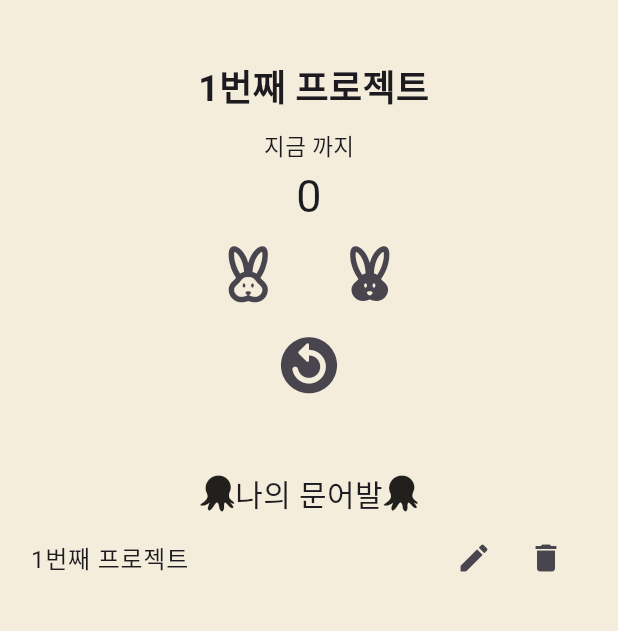
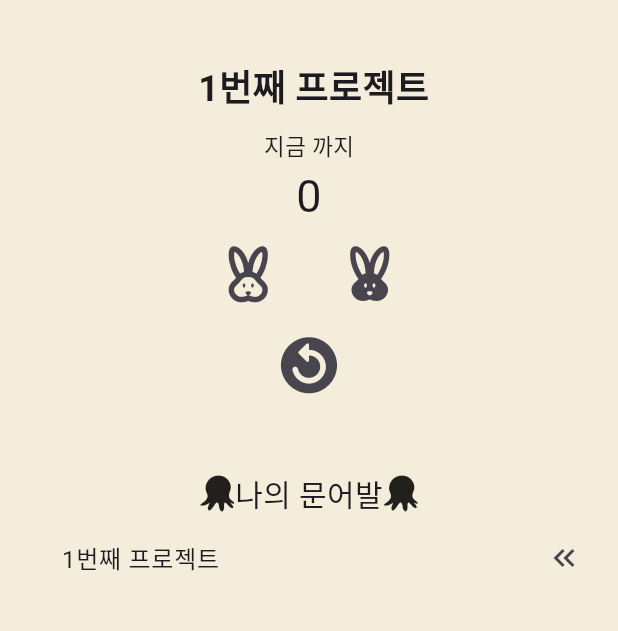
Before and after one commit to goeunleee/SimpleCrochetCounter, a Flutter app: the screen it shows after launch, after a tap on "프로젝트 시작하기", on a phone screen of 412 x 824 dp, the part 84-715 px from its top. Run offline on Flutter 3.47's test engine with Material 3 defaults, Android fonts, the phone set to English and light mode, and no system bars; drawn by our look-alikes of flutter_slidable; our stand-ins replace font_awesome_flutter, shared_preferences; missing offline and left inert: arrow, roulette; statements that could not run were skipped.

Commit message:
[feat]리스트 슬라이더 이벤트 추가

```diff
--- a/lib/widgets/project_list.dart
+++ b/lib/widgets/project_list.dart
@@ -1,4 +1,7 @@
+// ignore_for_file: avoid_print
+
 import 'package:flutter/material.dart';
+import 'package:flutter_slidable/flutter_slidable.dart';
 import 'package:font_awesome_flutter/font_awesome_flutter.dart';
 import '../models/project.dart';
 
@@ -55,42 +58,68 @@ class ProjectList extends StatelessWidget {
                       final project = projects[index];
                       final isEditing = editingIndex == index;
 
-                      return ListTile(
+                      return Slidable(
+                        endActionPane: ActionPane(
+                          motion: const ScrollMotion(),
+                          children: [
+                            SlidableAction(
+                              onPressed: (context) {
+                                editTextController.text = project.title;
+                                onStartEditingProject(index);
+                              },
+                              backgroundColor: const Color(0xFF0392CF),
+                              icon: Icons.edit,
+                              label: 'Edit',
+                            ),
+                            SlidableAction(
+                              onPressed: (context) => onDeleteProject(index),
+                              backgroundColor: const Color(0xFFFE4A49),
+                              icon: Icons.delete,
+                              label: 'Delete',
+                            ),
+                          ],
+                        ),
+                        child: ListTile(
                           title: isEditing
-                            ? TextField(
+                              ? Row(
+                                  children: [
+                                    Expanded(
+                                      child: TextField(
                                         controller: editTextController,
                                         autofocus: true,
                                         onSubmitted: (newTitle) {
-                                  onSaveEditProject(
-                                      index, newTitle); // 제목 수정 후 저장
+                                          onSaveEditProject(index, newTitle);
                                         },
-                              )
-                            : Text(project.title),
-                        trailing: Row(
-                          mainAxisSize: MainAxisSize.min,
-                          children: [
-                            isEditing
-                                ? IconButton(
+                                      ),
+                                    ),
+                                    IconButton(
                                       icon: const Icon(Icons.save),
                                       onPressed: () {
                                         onSaveEditProject(
-                                          index, editTextController.text); // 저장
-                                    },
-                                  )
-                                : IconButton(
-                                    icon: const Icon(Icons.edit),
-                                    onPressed: () {
-                                      editTextController.text = project.title;
-                                      onStartEditingProject(index); // 수정 모드로 전환
+                                            index, editTextController.text);
                                       },
                                     ),
-                            IconButton(
-                              icon: const Icon(Icons.delete),
-                              onPressed: () => onDeleteProject(index),
+                                  ],
+                                )
+                              : Row(
+                                  mainAxisAlignment:
+                                      MainAxisAlignment.spaceBetween,
+                                  children: [
+                                    Padding(
+                                      padding: EdgeInsets.symmetric(
+                                        horizontal:
+                                            MediaQuery.of(context).size.width *
+                                                0.05, // 화면 너비의 5%
                                       ),
+                                      child: Text(
+                                        project.title,
+                                      ),
+                                    ),
+                                    const Icon(Icons.keyboard_double_arrow_left)
                                   ],
                                 ),
-                        onTap: () => onSelectProject(index),
+                          onTap: () => onSelectProject(index), // 프로젝트 선택
+                        ),
                       );
                     },
                   ),
--- a/pubspec.yaml
+++ b/pubspec.yaml
@@ -30,6 +30,7 @@ environment:
 dependencies:
   flutter:
     sdk: flutter
+  flutter_slidable: 3.1.1
 
   # The following adds the Cupertino Icons font to your application.
   # Use with the CupertinoIcons class for iOS style icons.
```
Also changed, not shown: pubspec.lock, 1 other file. Lines whose indentation alone changed are shown as unchanged.
